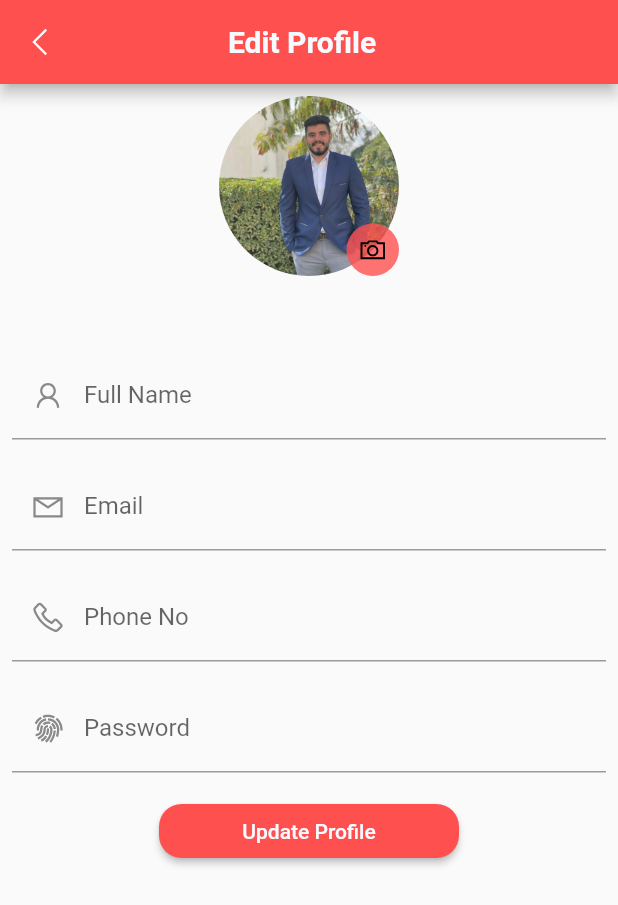
After one commit to AbdallahAbuHaltam/gp2, a Flutter app: the UpdateProfile screen opened directly, on a phone screen of 412 x 824 dp. The commit adds this screen. Shown: the top 905 px of the screen. Run offline on Flutter 3.47's test engine with Material 2 defaults, Android fonts, the phone set to English and light mode, and no system bars; our stand-ins replace cloud_firestore, firebase_auth, firebase_core, flutter_svg_provider, google_sign_in, line_awesome_flutter; missing offline and left inert: favorite_button; accounts and stored records are empty.

Commit message:
Added Edit Profile

```diff
--- a/lib/screens/profile.dart
+++ b/lib/screens/profile.dart
@@ -1,3 +1,4 @@
+import 'package:derbyjo/screens/update_profile.dart';
 import 'package:flutter/material.dart';
 import 'package:line_awesome_flutter/line_awesome_flutter.dart';
 import '../services/auth.dart';
@@ -25,7 +26,13 @@ class _ProfileState extends State<Profile> {
           },
           icon: const Icon(LineAwesomeIcons.angle_left),
         ),
-        title: const Text("Profile"),
+        title: const Padding(
+          padding: EdgeInsets.only(left:100.0),
+          child: Text(
+            "Profile",
+            style: TextStyle(fontWeight: FontWeight.bold),
+          ),
+        ),
         backgroundColor: mRedColor,
       ),
       body: SingleChildScrollView(
@@ -81,7 +88,14 @@ class _ProfileState extends State<Profile> {
               SizedBox(
                 width: 200,
                 child: ElevatedButton(
-                  onPressed: () {},
+                  onPressed: () {
+                    Navigator.push(
+                      context,
+                      MaterialPageRoute(
+                        builder: (context) => const UpdateProfile(),
+                      ),
+                    );
+                  },
                   style: ElevatedButton.styleFrom(
                     backgroundColor: mRedColor,
                     side: BorderSide.none,
--- /dev/null
+++ b/lib/screens/update_profile.dart
@@ -0,0 +1,134 @@
+import 'package:derbyjo/utils/constants.dart';
+import 'package:flutter/material.dart';
+import 'package:line_awesome_flutter/line_awesome_flutter.dart';
+
+class UpdateProfile extends StatelessWidget {
+  const UpdateProfile({super.key});
+
+  @override
+  Widget build(BuildContext context) {
+    return Scaffold(
+      appBar: AppBar(
+        leading: IconButton(
+          onPressed: () {
+            Navigator.pop(context);
+          },
+          icon: const Icon(LineAwesomeIcons.angle_left),
+        ),
+        title: const Padding(
+          padding: EdgeInsets.only(left:80.0),
+          child: Text(
+            "Edit Profile",
+            style: TextStyle(
+              color: mBackgroundColor,
+              fontWeight: FontWeight.bold,
+            ),
+          ),
+        ),
+        backgroundColor: mRedColor,
+      ),
+      body: SingleChildScrollView(
+        child: Container(
+          padding: const EdgeInsets.all(8),
+          child: Column(
+            children: [
+              Stack(
+                children: [
+                  SizedBox(
+                    width: 120,
+                    height: 120,
+                    child: ClipRRect(
+                      borderRadius: BorderRadius.circular(100),
+                      child: const Image(
+                        image: AssetImage('images/pro.png'),
+                      ),
+                    ),
+                  ),
+                  Positioned(
+                    bottom: 0,
+                    right: 0,
+                    child: Container(
+                      width: 35,
+                      height: 35,
+                      decoration: BoxDecoration(
+                        borderRadius: BorderRadius.circular(100),
+                        color: mRedColor.withOpacity(0.8),
+                      ),
+                      child: const Icon(
+                        LineAwesomeIcons.camera,
+                        size: 20,
+                        color: mBlackColor,
+                      ),
+                    ),
+                  ),
+                ],
+              ),
+              const SizedBox(
+                height: 50,
+              ),
+              Form(
+                child: Column(
+                  children: [
+                    TextFormField(
+                      decoration: const InputDecoration(
+                        label: Text('Full Name'),
+                        prefixIcon: Icon(LineAwesomeIcons.user),
+                      ),
+                    ),
+                    const SizedBox(
+                      height: 15,
+                    ),
+                    TextFormField(
+                      decoration: const InputDecoration(
+                        label: Text('Email'),
+                        prefixIcon: Icon(LineAwesomeIcons.envelope),
+                      ),
+                    ),
+                    const SizedBox(
+                      height: 15,
+                    ),
+                    TextFormField(
+                      decoration: const InputDecoration(
+                        label: Text('Phone No'),
+                        prefixIcon: Icon(LineAwesomeIcons.phone),
+                      ),
+                    ),
+                    const SizedBox(
+                      height: 15,
+                    ),
+                    TextFormField(
+                      decoration: const InputDecoration(
+                        label: Text('Password'),
+                        prefixIcon: Icon(LineAwesomeIcons.fingerprint),
+                      ),
+                    ),
+                    const SizedBox(
+                      height: 15,
+                    ),
+                    SizedBox(
+                      width: 200,
+                      child: ElevatedButton(
+                        onPressed: () {},
+                        style: ElevatedButton.styleFrom(
+                          backgroundColor: mRedColor,
+                          side: BorderSide.none,
+                          shape: RoundedRectangleBorder(
+                            borderRadius: BorderRadius.circular(15),
+                          ),
+                        ),
+                        child: const Text(
+                          'Update Profile',
+                          style: TextStyle(color: mBackgroundColor),
+                        ),
+                      ),
+                    ),
+                  ],
+                ),
+              ),
+            ],
+          ),
+        ),
+      ),
+    );
+  }
+}
--- a/lib/services/auth.dart
+++ b/lib/services/auth.dart
@@ -11,7 +11,6 @@ class AuthService {
   final FirebaseAuth _auth = FirebaseAuth.instance;
 
   MyUser? _userfromFirebase(User user) {
-    // ignore: unnecessary_null_comparison
     return user != null ? MyUser(uid: user.uid) : null;
   }
 
```
